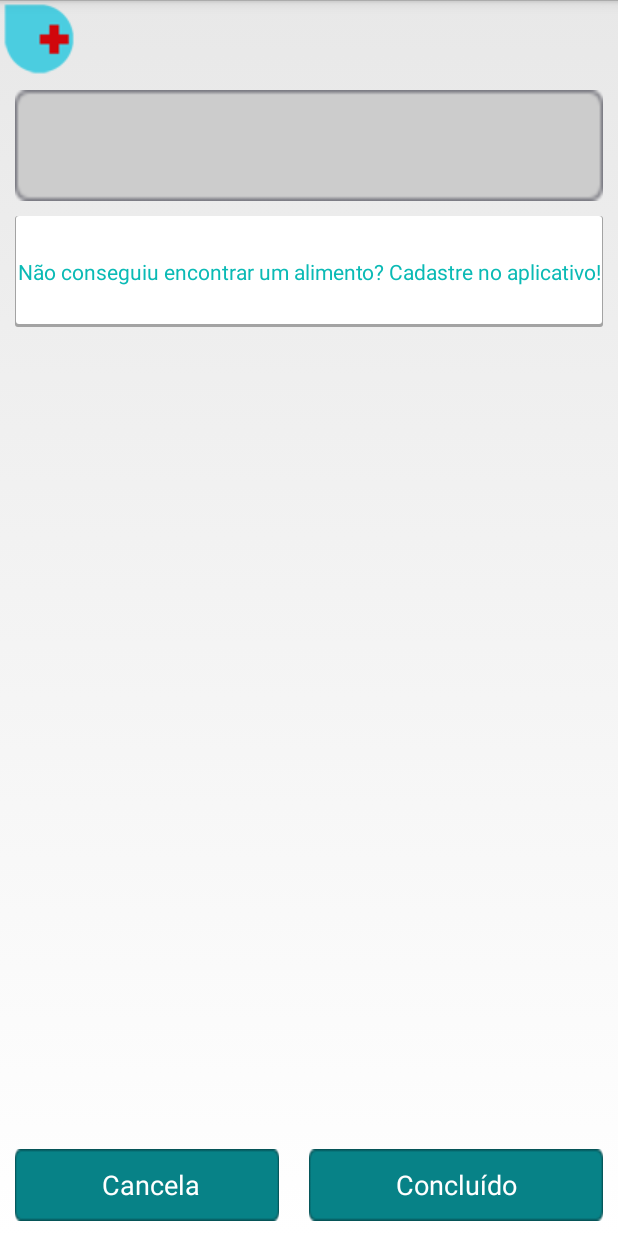
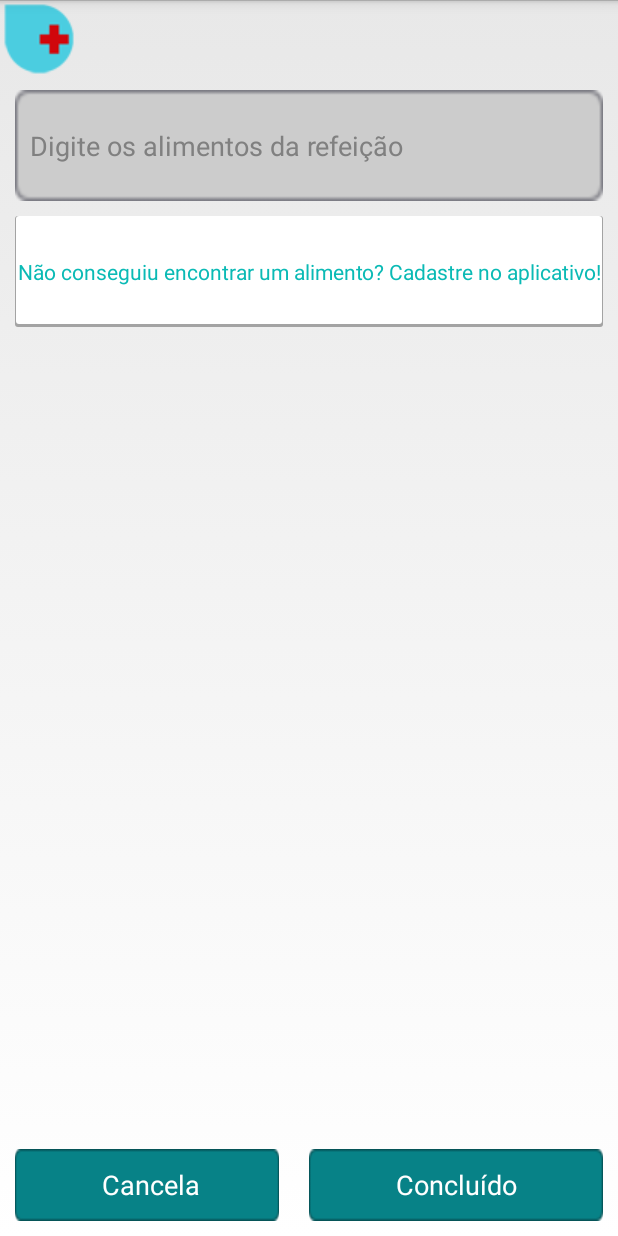
Before and after one commit to FernandaBernardo/diabetes-mais-doce, an Android app: the fragment AdicionaAlimentoFragment placed in its activity, on a phone screen of 412 x 824 dp. Run offline under Robolectric (Android 15) with nearby library versions, the phone set to English and light mode, and no system bars; 1 statement that could not run was skipped.

Commit message:
fixing layout

```diff
--- a/app/src/main/res/layout/lista_busca_alimento.xml
+++ b/app/src/main/res/layout/lista_busca_alimento.xml
@@ -12,6 +12,8 @@
         android:layout_weight="1"
         android:background="@drawable/botao_edit"
         android:id="@+id/busca_alimento"
+        android:padding="10dp"
+        android:hint="Digite os alimentos da refeição"
         />
 
     <TextView
```
Also changed, not shown: app/src/main/res/layout/item_refeicao.xml (+5 -7 lines), app/src/main/res/drawable-mdpi/logo_invertido.png (added).
